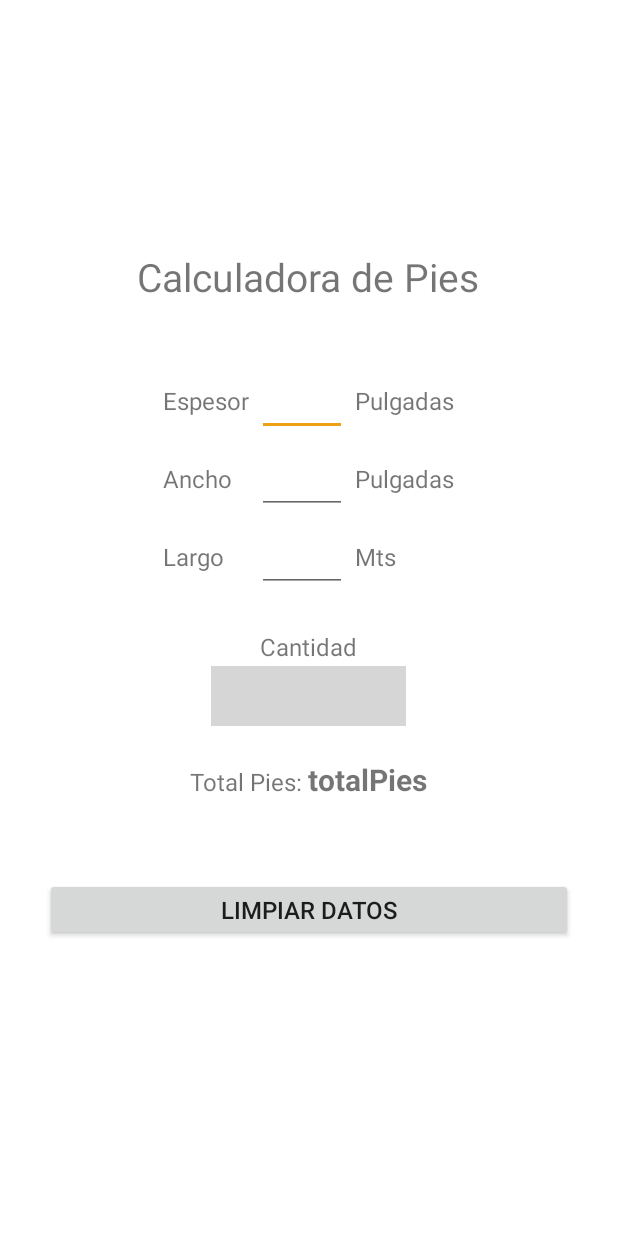
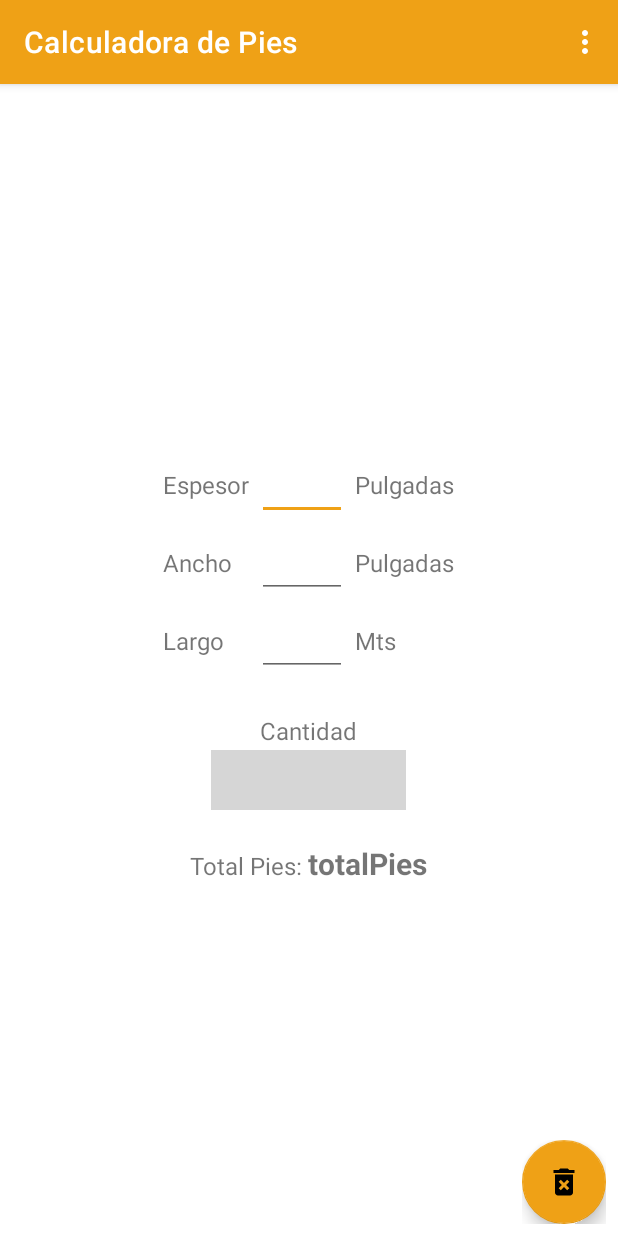
Before and after one commit to Matias-Sartori/Calculadora-de-pies, an Android app: the screen it shows after launch (MainActivity), on a phone screen of 412 x 824 dp. Run offline under Robolectric (Android 15) with nearby library versions, the phone set to English and light mode, and no system bars; libraries missing offline, so code that uses them is left out: com.travijuu.numberpicker; plain views replace NumberPicker; 7 statements that could not run were skipped; grey boxes are pictures that could not be loaded.

Commit message:
Menu principal con seleccion de Theme

```diff
--- a/app/build.gradle
+++ b/app/build.gradle
@@ -8,7 +8,7 @@ android {
 
     defaultConfig {
         applicationId "com.example.calcularpies"
-        minSdkVersion 16
+        minSdkVersion 21
         targetSdkVersion 30
         versionCode 1
         versionName "1.0"
@@ -30,7 +30,7 @@ android {
 
 dependencies {
 
-    implementation 'androidx.appcompat:appcompat:1.1.0'
+    implementation 'androidx.appcompat:appcompat:1.3.0'
     implementation 'com.google.android.material:material:1.1.0'
     implementation 'androidx.constraintlayout:constraintlayout:1.1.3'
     implementation 'com.github.travijuu:numberpicker:1.0.7'
--- a/app/src/main/java/com/example/calcularpies/MainActivity.java
+++ b/app/src/main/java/com/example/calcularpies/MainActivity.java
@@ -1,15 +1,22 @@
 package com.example.calcularpies;
 
 import androidx.annotation.NonNull;
+import androidx.appcompat.app.AlertDialog;
 import androidx.appcompat.app.AppCompatActivity;
+import androidx.appcompat.app.AppCompatDelegate;
 
 import android.app.Activity;
+import android.content.Context;
+import android.content.SharedPreferences;
 import android.os.Bundle;
 import android.text.Editable;
 import android.text.InputFilter;
 import android.text.Spanned;
 import android.text.TextUtils;
 import android.text.TextWatcher;
+import android.view.Menu;
+import android.view.MenuInflater;
+import android.view.MenuItem;
 import android.view.View;
 import android.widget.Button;
 import android.widget.EditText;
@@ -24,7 +31,7 @@ import java.text.DecimalFormat;
 import java.util.regex.Matcher;
 import java.util.regex.Pattern;
 
-public class MainActivity extends Activity
+public class MainActivity extends AppCompatActivity
 {
     private EditText txtEspesor;
     private EditText txtAncho;
@@ -35,6 +42,12 @@ public class MainActivity extends Activity
     private TextView totalPies;
 
     private static final double CONSTANTE = 0.2734;
+
+    SharedPreferences sharedPreferences;
+
+    String tema;
+
+    int temaSeleccionado;
 
     @Override
     protected void onCreate(Bundle savedInstanceState)
@@ -52,8 +65,6 @@ public class MainActivity extends Activity
 
         totalPies = findViewById(R.id.labelTotalPies);
 
-        Button btnLimpiar = findViewById(R.id.btnLimpiar);
-
         // formateamos su entrada de datos
         txtEspesor.setFilters(new InputFilter[]{new DecimalDigitsInputFilter(3, 2)});
         txtAncho.setFilters(new InputFilter[]{new DecimalDigitsInputFilter(3, 2)});
@@ -64,6 +75,13 @@ public class MainActivity extends Activity
         pickerCantidad.setUnit(1);
         pickerCantidad.setValue(1);
 
+        sharedPreferences = getSharedPreferences("Theme", Context.MODE_PRIVATE);
+
+        System.out.println("sharedPreferences.getAll() --> " + sharedPreferences.getAll());
+
+        tema = sharedPreferences.getString("ThemeName", "Default");
+
+        aplicarTema(tema);
 
         // le asignamos un textChangedListener
         darListeners();
@@ -87,6 +105,27 @@ public class MainActivity extends Activity
         super.onRestoreInstanceState(savedInstanceState);
 
         totalPies.setText(savedInstanceState.getString("totalpies"));
+    }
+
+    public boolean onCreateOptionsMenu(Menu menu)
+    {
+        MenuInflater inflater = getMenuInflater();
+        inflater.inflate(R.menu.menu_principal, menu);
+
+        return true;
+    }
+
+    public boolean onOptionsItemSelected(MenuItem item)
+    {
+        switch (item.getItemId())
+        {
+            case R.id.tema:
+                mostrarTemasDialog();
+                return true;
+
+            default:
+                return super.onOptionsItemSelected(item);
+        }
     }
 
     class DecimalDigitsInputFilter implements InputFilter
@@ -215,4 +254,61 @@ public class MainActivity extends Activity
 
         this.txtEspesor.requestFocus();
     }
+
+    private void mostrarTemasDialog()
+    {
+        String [] temas = {getString(R.string.claro), getString(R.string.oscuro)};
+
+        int temaActual = !tema.equalsIgnoreCase("Oscuro") && !tema.equalsIgnoreCase("Dark") ? 0 : 1;
+
+        temaSeleccionado = temaActual;
+
+        AlertDialog.Builder builder = new AlertDialog.Builder(MainActivity.this);
+        builder.setTitle(getString(R.string.seleccionar_tema));
+        builder.setSingleChoiceItems(temas, temaActual, (dialog, which) ->
+        {
+            temaSeleccionado = which;
+        });
+
+        builder.setPositiveButton(getString(R.string.aceptar), (dialog, which) ->
+        {
+            if(temaSeleccionado != temaActual)
+            {
+                tema = temas[temaSeleccionado];
+
+                guardarTema(tema);
+            }
+
+            dialog.dismiss();
+        });
+        builder.setNegativeButton(getString(R.string.cancelar), (dialog, which) ->
+        {
+
+            dialog.dismiss();
+        });
+
+        builder.show();
+    }
+
+    private void aplicarTema(String nombreTema)
+    {
+        if(!nombreTema.equalsIgnoreCase("Oscuro") && !nombreTema.equalsIgnoreCase("Dark"))
+            AppCompatDelegate.setDefaultNightMode(AppCompatDelegate.MODE_NIGHT_NO);
+        else
+            AppCompatDelegate.setDefaultNightMode(AppCompatDelegate.MODE_NIGHT_YES);
+
+        System.out.println("SE APLICO EL TEMA! --> " + nombreTema);
+    }
+
+    private void guardarTema(String nombreTema)
+    {
+        // Create preference to store theme name
+        SharedPreferences preferences = getSharedPreferences("Theme", Context.MODE_PRIVATE);
+        SharedPreferences.Editor editor = preferences.edit();
+        editor.putString("ThemeName", nombreTema);
+        editor.apply();
+        recreate();
+
+        System.out.println("SE GUARDO EL TEMA --> " + nombreTema);
+    }
 }
--- /dev/null
+++ b/app/src/main/res/drawable/ic_baseline_delete_forever_24.xml
@@ -0,0 +1,10 @@
+<vector xmlns:android="http://schemas.android.com/apk/res/android"
+    android:width="24dp"
+    android:height="24dp"
+    android:viewportWidth="24"
+    android:viewportHeight="24"
+    android:tint="?attr/colorControlNormal">
+  <path
+      android:fillColor="@android:color/white"
+      android:pathData="M6,19c0,1.1 0.9,2 2,2h8c1.1,0 2,-0.9 2,-2L18,7L6,7v12zM8.46,11.88l1.41,-1.41L12,12.59l2.12,-2.12 1.41,1.41L13.41,14l2.12,2.12 -1.41,1.41L12,15.41l-2.12,2.12 -1.41,-1.41L10.59,14l-2.13,-2.12zM15.5,4l-1,-1h-5l-1,1L5,4v2h14L19,4z"/>
+</vector>
--- a/app/src/main/res/layout-land/activity_main.xml
+++ b/app/src/main/res/layout-land/activity_main.xml
@@ -1,30 +1,47 @@
 <?xml version="1.0" encoding="utf-8"?>
+<androidx.coordinatorlayout.widget.CoordinatorLayout xmlns:android="http://schemas.android.com/apk/res/android"
+    xmlns:app="http://schemas.android.com/apk/res-auto"
+    xmlns:tools="http://schemas.android.com/tools"
+    android:layout_width="match_parent"
+    android:layout_height="match_parent"
+    tools:context=".MainActivity">
+
+    <LinearLayout
+        android:layout_width="wrap_content"
+        android:layout_height="wrap_content"
+        android:layout_gravity="bottom|end"
+        android:gravity="bottom|end"
+        android:orientation="vertical"
+        android:paddingTop="8dp"
+        android:paddingLeft="8dp"
+        android:paddingRight="8dp"
+        android:paddingBottom="8dp">
+
+        <com.google.android.material.floatingactionbutton.FloatingActionButton
+            android:id="@+id/floatingLimpiarDatos"
+            android:layout_width="match_parent"
+            android:layout_height="wrap_content"
+            android:clickable="true"
+            android:contentDescription="@string/fab_descripcion"
+            android:focusable="true"
+            android:src="@drawable/ic_baseline_delete_forever_24"
+            android:onClick="limpiarDatos"
+            app:layout_constraintBottom_toBottomOf="parent"
+            app:layout_constraintRight_toRightOf="parent" />
+
+    </LinearLayout>
+
     <LinearLayout xmlns:android="http://schemas.android.com/apk/res/android"
         xmlns:app="http://schemas.android.com/apk/res-auto"
         xmlns:tools="http://schemas.android.com/tools"
         android:layout_width="match_parent"
         android:layout_height="match_parent"
         android:gravity="center"
-    android:orientation="vertical"
-    android:background="@color/black"
-    tools:context=".MainActivity">
-
-    <!--<ImageView
-        android:layout_width="120dp"
-        android:layout_height="100dp"
-        android:src="@drawable/logo"
-        ></ImageView>-->
-
-    <TextView
-        android:id="@+id/txtTitulo"
-        android:layout_width="wrap_content"
-        android:layout_height="wrap_content"
-        android:text="@string/app_name"
-        style="@style/titulo"/>
+        android:orientation="vertical">
 
         <Space
             android:layout_width="5dp"
-        android:layout_height="40dp"
+            android:layout_height="5dp"
             >
         </Space>
 
@@ -103,7 +120,7 @@
 
         <Space
             android:layout_width="5dp"
-        android:layout_height="20dp"
+            android:layout_height="5dp"
             >
         </Space>
 
@@ -116,17 +133,13 @@
 
         <com.travijuu.numberpicker.library.NumberPicker
             android:id="@+id/cantidadPicker"
-
             android:layout_width="130dp"
             android:layout_height="40dp"
-
-
-
             />
 
         <Space
             android:layout_width="5dp"
-        android:layout_height="20dp"
+            android:layout_height="5dp"
             >
         </Space>
 
@@ -150,18 +163,6 @@
                 style="@style/labelResultado"/>
         </LinearLayout>
 
-    <Space
-        android:layout_width="5dp"
-        android:layout_height="15dp"
-        >
-    </Space>
+    </LinearLayout>
 
-    <Button
-        android:id="@+id/btnLimpiar"
-        android:text="@string/limpiar_datos"
-        android:layout_width="match_parent"
-        android:layout_height="wrap_content"
-        android:onClick="limpiarDatos"
-        style="@style/boton"/>
-
-</LinearLayout>
+</androidx.coordinatorlayout.widget.CoordinatorLayout>
--- a/app/src/main/res/layout/activity_main.xml
+++ b/app/src/main/res/layout/activity_main.xml
@@ -1,35 +1,47 @@
 <?xml version="1.0" encoding="utf-8"?>
+<androidx.coordinatorlayout.widget.CoordinatorLayout xmlns:android="http://schemas.android.com/apk/res/android"
+    xmlns:app="http://schemas.android.com/apk/res-auto"
+    xmlns:tools="http://schemas.android.com/tools"
+    android:layout_width="match_parent"
+    android:layout_height="match_parent"
+    tools:context=".MainActivity">
+
+    <LinearLayout
+        android:layout_width="wrap_content"
+        android:layout_height="wrap_content"
+        android:layout_gravity="bottom|end"
+        android:gravity="bottom|end"
+        android:orientation="vertical"
+        android:paddingTop="8dp"
+        android:paddingLeft="8dp"
+        android:paddingRight="8dp"
+        android:paddingBottom="8dp">
+
+        <com.google.android.material.floatingactionbutton.FloatingActionButton
+            android:id="@+id/floatingLimpiarDatos"
+            android:layout_width="match_parent"
+            android:layout_height="wrap_content"
+            android:clickable="true"
+            android:contentDescription="@string/fab_descripcion"
+            android:focusable="true"
+            android:src="@drawable/ic_baseline_delete_forever_24"
+            android:onClick="limpiarDatos"
+            app:layout_constraintBottom_toBottomOf="parent"
+            app:layout_constraintRight_toRightOf="parent" />
+
+    </LinearLayout>
+
     <LinearLayout xmlns:android="http://schemas.android.com/apk/res/android"
     xmlns:app="http://schemas.android.com/apk/res-auto"
     xmlns:tools="http://schemas.android.com/tools"
     android:layout_width="match_parent"
     android:layout_height="match_parent"
     android:gravity="center"
-    android:orientation="vertical"
-    tools:context=".MainActivity">
-
-    <!--<ImageView
-        android:layout_width="120dp"
-        android:layout_height="100dp"
-        android:src="@drawable/logo"
-        ></ImageView>-->
-
-    <TextView
-        android:id="@+id/txtTitulo"
-        android:layout_width="wrap_content"
-        android:layout_height="wrap_content"
-        android:text="@string/app_name"
-        style="@style/titulo"/>
-
-    <Space
-        android:layout_width="5dp"
-        android:layout_height="20dp"
-        >
-    </Space>
+    android:orientation="vertical">
 
         <Space
             android:layout_width="match_parent"
-        android:layout_height="20dp"></Space>
+            android:layout_height="10dp"></Space>
 
         <GridLayout
             android:layout_width="wrap_content"
@@ -100,8 +112,6 @@
                 android:layout_width="wrap_content"
                 android:layout_height="wrap_content"
                 android:text="@string/metros" />
-
-
         </GridLayout>
 
         <Space
@@ -119,10 +129,8 @@
 
         <com.travijuu.numberpicker.library.NumberPicker
             android:id="@+id/cantidadPicker"
-
             android:layout_width="130dp"
             android:layout_height="40dp"
-
             />
 
         <Space
@@ -152,16 +160,6 @@
                 />
         </LinearLayout>
 
-    <Space
-        android:layout_width="5dp"
-        android:layout_height="20dp"></Space>
+    </LinearLayout>
 
-    <Button
-        android:id="@+id/btnLimpiar"
-        android:text="@string/limpiar_datos"
-        android:layout_width="match_parent"
-        android:layout_height="wrap_content"
-        android:onClick="limpiarDatos"
-        style="@style/boton"/>
-
-</LinearLayout>
+</androidx.coordinatorlayout.widget.CoordinatorLayout>
--- /dev/null
+++ b/app/src/main/res/menu/menu_principal.xml
@@ -0,0 +1,7 @@
+<?xml version="1.0" encoding="utf-8"?>
+<menu xmlns:android="http://schemas.android.com/apk/res/android">
+    <item android:id="@+id/tema"
+        android:icon="@drawable/ic_launcher_background"
+        android:title="@string/fondo_pantalla"
+        />
+</menu>
--- a/app/src/main/res/values-night/themes.xml
+++ b/app/src/main/res/values-night/themes.xml
@@ -4,7 +4,7 @@
         <!-- Primary brand color. -->
         <item name="colorPrimary">@color/naranja_light</item>
         <item name="colorPrimaryVariant">@color/naranja</item>
-        <item name="colorOnPrimary">@color/white</item>
+        <item name="colorOnPrimary">@color/black</item>
         <!-- Secondary brand color. -->
         <item name="colorSecondary">@color/naranja</item>
         <item name="colorSecondaryVariant">@color/naranja_dark</item>
--- a/app/src/main/res/values-w820dp/dimens.xml
+++ b/app/src/main/res/values-w820dp/dimens.xml
@@ -14,7 +14,7 @@
 
     <dimen name="alto_min_boton">72dp</dimen>
 
-    <dimen name="margen_boton">12dp</dimen>
+    <dimen name="margen_boton">5dp</dimen>
 
     <dimen name="padding_boton">12dp</dimen>
 
--- a/app/src/main/res/values/dimens.xml
+++ b/app/src/main/res/values/dimens.xml
@@ -14,7 +14,7 @@
 
     <dimen name="alto_min_boton">36dp</dimen>
 
-    <dimen name="margen_boton">30dp</dimen>
+    <dimen name="margen_boton">5dp</dimen>
 
     <dimen name="padding_boton">50dp</dimen>
 
--- a/app/src/main/res/values/strings.xml
+++ b/app/src/main/res/values/strings.xml
@@ -8,4 +8,13 @@
     <string name="limpiar_datos">Limpiar datos</string>
     <string name="pulgadas">Pulgadas</string>
     <string name="metros">Mts</string>
+    <string name="fondo_pantalla">Fondo de pantalla</string>
+    <string name="seleccionar_tema">Seleccionar tema</string>
+    <string name="tema">Tema</string>
+    <string name="claro">Claro</string>
+    <string name="oscuro">Oscuro</string>
+    <string name="aceptar">Aceptar</string>
+    <string name="cancelar">Cancelar</string>
+    <string name="fab_descripcion">Limpiar datos</string>
+
 </resources>
```
Also changed, not shown: 1 other file. Lines whose indentation alone changed are shown as unchanged.
